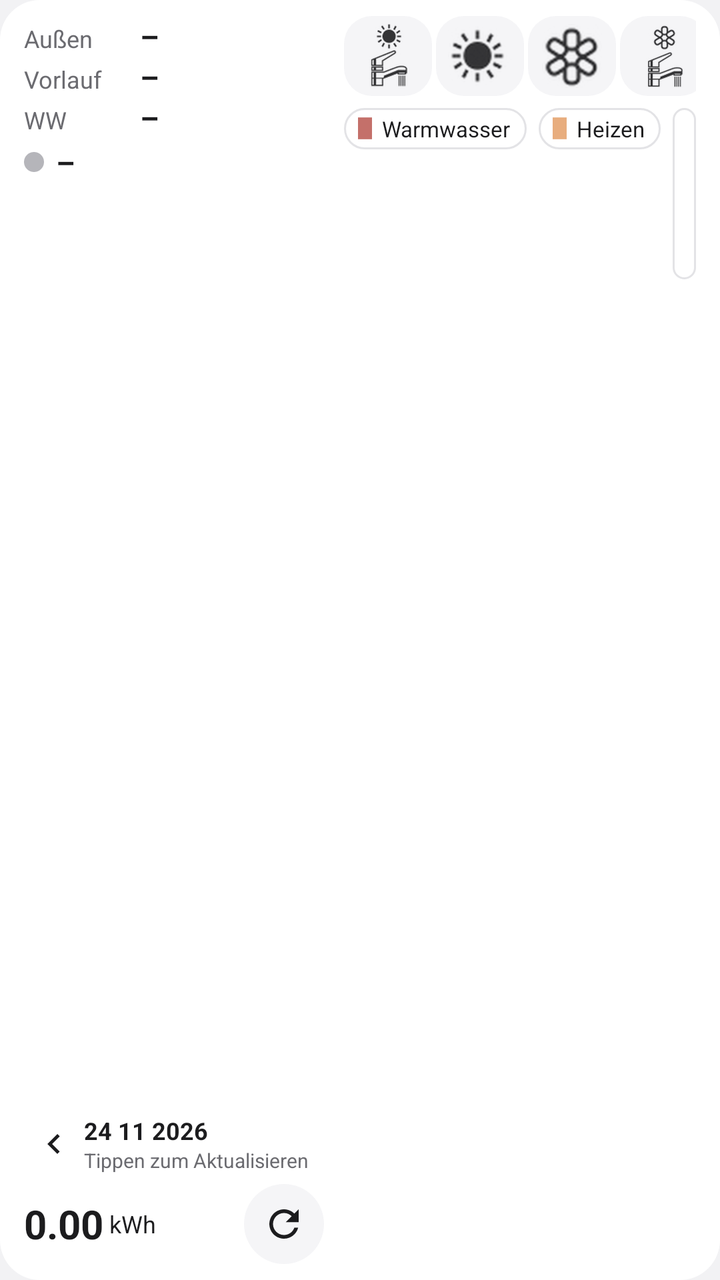
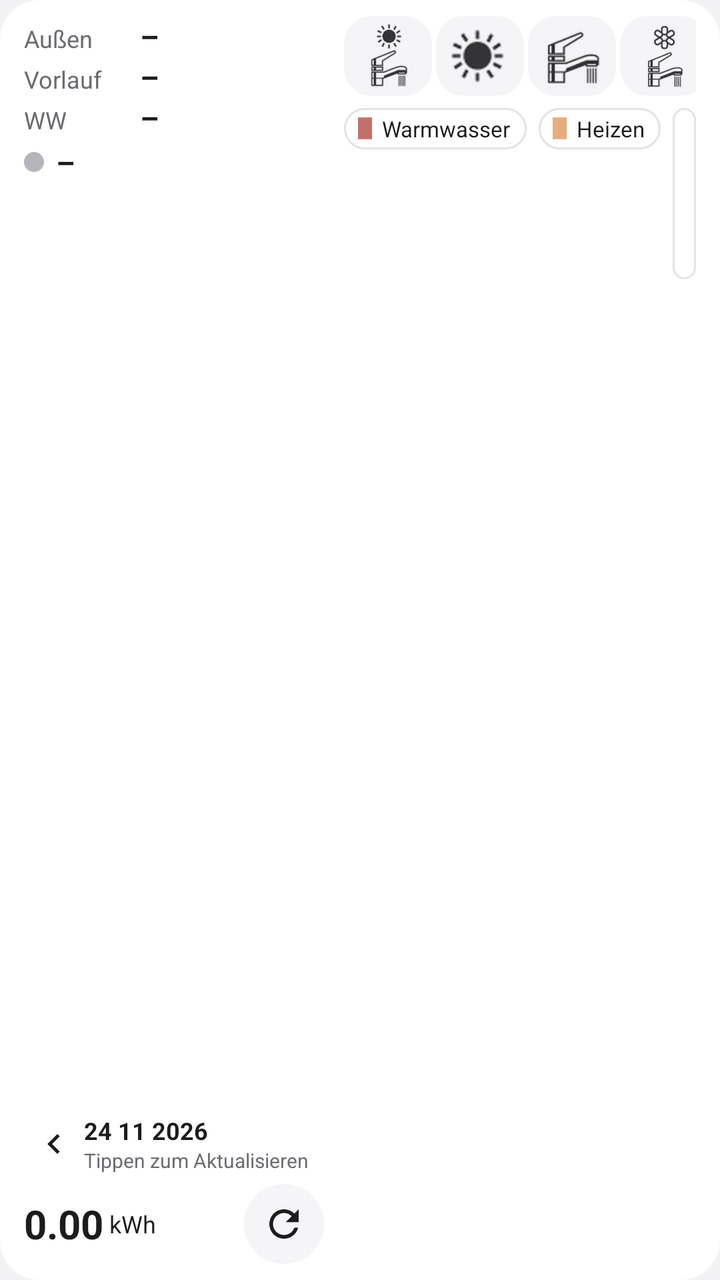

Compare the two renders of this Android layout. The source of the first and the diff that turns it into the second are given below.
<!-- AndroidManifest.xml: application theme AppTheme -->
<!-- res/layout/widget_lwp_wide.xml -->
<?xml version="1.0" encoding="utf-8"?>
<LinearLayout xmlns:android="http://schemas.android.com/apk/res/android"
    android:id="@+id/root"
    android:layout_width="match_parent"
    android:layout_height="match_parent"
    android:background="@drawable/widget_bg"
    android:baselineAligned="false"
    android:orientation="horizontal"
    android:paddingStart="12dp"
    android:paddingTop="8dp"
    android:paddingEnd="12dp"
    android:paddingBottom="8dp">

    <LinearLayout
        android:layout_width="150dp"
        android:layout_height="match_parent"
        android:orientation="vertical">

        <LinearLayout
            android:layout_width="match_parent"
            android:layout_height="0dp"
            android:layout_weight="1"
            android:orientation="vertical">

            <LinearLayout
                android:layout_width="match_parent"
                android:layout_height="wrap_content"
                android:baselineAligned="true"
                android:orientation="horizontal">

                <TextView
                    android:layout_width="58dp"
                    android:layout_height="wrap_content"
                    android:text="Außen"
                    android:textColor="@color/text_secondary"
                    android:textSize="12sp" />

                <TextView
                    android:id="@+id/outdoor"
                    android:layout_width="wrap_content"
                    android:layout_height="wrap_content"
                    android:maxLines="1"
                    android:text="–"
                    android:textColor="@color/text_primary"
                    android:textSize="15sp"
                    android:textStyle="bold" />
            </LinearLayout>

            <LinearLayout
                android:layout_width="match_parent"
                android:layout_height="wrap_content"
                android:baselineAligned="true"
                android:orientation="horizontal">

                <TextView
                    android:id="@+id/flow_label"
                    android:layout_width="58dp"
                    android:layout_height="wrap_content"
                    android:text="Vorlauf"
                    android:textColor="@color/text_secondary"
                    android:textSize="12sp" />

                <TextView
                    android:id="@+id/flow"
                    android:layout_width="wrap_content"
                    android:layout_height="wrap_content"
                    android:maxLines="1"
                    android:text="–"
                    android:textColor="@color/text_primary"
                    android:textSize="15sp"
                    android:textStyle="bold" />
            </LinearLayout>

            <LinearLayout
                android:layout_width="match_parent"
                android:layout_height="wrap_content"
                android:baselineAligned="true"
                android:orientation="horizontal">

                <TextView
                    android:layout_width="58dp"
                    android:layout_height="wrap_content"
                    android:text="WW"
                    android:textColor="@color/text_secondary"
                    android:textSize="12sp" />

                <TextView
                    android:id="@+id/tank_temp"
                    android:layout_width="wrap_content"
                    android:layout_height="wrap_content"
                    android:maxLines="1"
                    android:text="–"
                    android:textColor="@color/text_primary"
                    android:textSize="15sp"
                    android:textStyle="bold" />
            </LinearLayout>

            <LinearLayout
                android:layout_width="match_parent"
                android:layout_height="wrap_content"
                android:layout_marginTop="2dp"
                android:gravity="center_vertical"
                android:orientation="horizontal">

                <ImageView
                    android:id="@+id/activity_dot"
                    android:layout_width="10dp"
                    android:layout_height="10dp"
                    android:layout_marginEnd="6dp"
                    android:src="@drawable/dot_idle" />

                <TextView
                    android:id="@+id/activity"
                    android:layout_width="wrap_content"
                    android:layout_height="wrap_content"
                    android:maxLines="1"
                    android:text="–"
                    android:textColor="@color/text_primary"
                    android:textSize="15sp"
                    android:textStyle="bold" />
            </LinearLayout>
        </LinearLayout>

        <LinearLayout
            android:layout_width="match_parent"
            android:layout_height="wrap_content"
            android:gravity="center_vertical"
            android:orientation="horizontal">

            <ImageView
                android:id="@+id/prev"
                android:layout_width="30dp"
                android:layout_height="40dp"
                android:contentDescription="Vorheriger Tag"
                android:paddingTop="10dp"
                android:paddingBottom="10dp"
                android:src="@drawable/ic_chevron_left" />

            <LinearLayout
                android:layout_width="wrap_content"
                android:layout_height="wrap_content"
                android:orientation="vertical">

                <TextView
                    android:id="@+id/total_date"
                    android:layout_width="wrap_content"
                    android:layout_height="wrap_content"
                    android:text="24 11 2026"
                    android:textColor="@color/text_primary"
                    android:textSize="12sp"
                    android:textStyle="bold" />

                <TextView
                    android:id="@+id/updated"
                    android:layout_width="wrap_content"
                    android:layout_height="wrap_content"
                    android:ellipsize="end"
                    android:maxLines="1"
                    android:text="Tippen zum Aktualisieren"
                    android:textColor="@color/text_secondary"
                    android:textSize="10sp" />
            </LinearLayout>

            <ImageView
                android:id="@+id/next"
                android:layout_width="30dp"
                android:layout_height="40dp"
                android:contentDescription="Nächster Tag"
                android:paddingTop="10dp"
                android:paddingBottom="10dp"
                android:src="@drawable/ic_chevron_right" />
        </LinearLayout>

        <LinearLayout
            android:layout_width="match_parent"
            android:layout_height="wrap_content"
            android:gravity="center_vertical"
            android:orientation="horizontal">

            <TextView
                android:id="@+id/total"
                android:layout_width="wrap_content"
                android:layout_height="wrap_content"
                android:text="0.00"
                android:textColor="@color/text_primary"
                android:textSize="20sp"
                android:textStyle="bold" />

            <TextView
                android:layout_width="wrap_content"
                android:layout_height="wrap_content"
                android:layout_marginStart="3dp"
                android:layout_marginEnd="10dp"
                android:text="kWh"
                android:textColor="@color/text_primary"
                android:textSize="12sp" />

            <TextView
                android:layout_width="0dp"
                android:layout_height="1dp"
                android:layout_weight="1" />

            <ImageView
                android:id="@+id/refresh"
                android:layout_width="40dp"
                android:layout_height="40dp"
                android:background="@drawable/refresh_bg"
                android:contentDescription="Aktualisieren"
                android:padding="9dp"
                android:scaleType="fitCenter"
                android:src="@drawable/ic_refresh" />
        </LinearLayout>
    </LinearLayout>

    <LinearLayout
        android:layout_width="0dp"
        android:layout_height="match_parent"
        android:layout_marginStart="10dp"
        android:layout_weight="1"
        android:orientation="vertical">

        
        <LinearLayout
            android:layout_width="match_parent"
            android:layout_height="wrap_content"
            android:gravity="center_vertical"
            android:orientation="horizontal">

            <ImageView
                android:id="@+id/op_heat_water"
                android:layout_width="44dp"
                android:layout_height="40dp"
                android:layout_marginEnd="2dp"
                android:background="@drawable/pill_off"
                android:contentDescription="Heizen und Warmwasser"
                android:paddingStart="6dp"
                android:paddingTop="4dp"
                android:paddingEnd="6dp"
                android:paddingBottom="4dp"
                android:scaleType="fitCenter"
                android:src="@drawable/mode_heat_water" />
            <ImageView
                android:id="@+id/op_heat"
                android:layout_width="44dp"
                android:layout_height="40dp"
                android:layout_marginEnd="2dp"
                android:background="@drawable/pill_off"
                android:contentDescription="Heizen"
                android:paddingStart="6dp"
                android:paddingTop="4dp"
                android:paddingEnd="6dp"
                android:paddingBottom="4dp"
                android:scaleType="fitCenter"
                android:src="@drawable/mode_heat" />
            <ImageView
                android:id="@+id/op_cool"
                android:layout_width="44dp"
                android:layout_height="40dp"
                android:layout_marginEnd="2dp"
                android:background="@drawable/pill_off"
                android:contentDescription="Kühlen"
                android:paddingStart="6dp"
                android:paddingTop="4dp"
                android:paddingEnd="6dp"
                android:paddingBottom="4dp"
                android:scaleType="fitCenter"
                android:src="@drawable/mode_cool" />
            <ImageView
                android:id="@+id/op_cool_water"
                android:layout_width="44dp"
                android:layout_height="40dp"
                android:layout_marginEnd="2dp"
                android:background="@drawable/pill_off"
                android:contentDescription="Kühlen und Warmwasser"
                android:paddingStart="6dp"
                android:paddingTop="4dp"
                android:paddingEnd="6dp"
                android:paddingBottom="4dp"
                android:scaleType="fitCenter"
                android:src="@drawable/mode_cool_water" />
            <ImageView
                android:id="@+id/op_water"
                android:layout_width="44dp"
                android:layout_height="40dp"
                android:layout_marginEnd="2dp"
                android:background="@drawable/pill_off"
                android:contentDescription="Warmwasser"
                android:paddingStart="6dp"
                android:paddingTop="4dp"
                android:paddingEnd="6dp"
                android:paddingBottom="4dp"
                android:scaleType="fitCenter"
                android:src="@drawable/mode_water" />

            <TextView
                android:layout_width="0dp"
                android:layout_height="1dp"
                android:layout_weight="1" />

            <ImageView
                android:id="@+id/force_toggle"
                android:layout_width="50dp"
                android:layout_height="40dp"
                android:layout_marginStart="6dp"
                android:background="@drawable/pill_off"
                android:contentDescription="Warmwasser erzwingen (Notbetrieb)"
                android:paddingStart="6dp"
                android:paddingTop="4dp"
                android:paddingEnd="6dp"
                android:paddingBottom="4dp"
                android:scaleType="fitCenter"
                android:src="@drawable/mode_force_dhw" />

            <TextView
                android:id="@+id/mode_pending"
                android:layout_width="wrap_content"
                android:layout_height="wrap_content"
                android:layout_marginStart="2dp"
                android:text="…"
                android:textColor="@color/text_secondary"
                android:textSize="13sp"
                android:textStyle="bold"
                android:visibility="gone" />
        </LinearLayout>

        
        <LinearLayout
            android:id="@+id/legend"
            android:layout_width="match_parent"
            android:layout_height="wrap_content"
            android:layout_marginTop="6dp"
            android:orientation="horizontal">

            <LinearLayout
                android:layout_width="wrap_content"
                android:layout_height="wrap_content"
                android:layout_marginEnd="6dp"
                android:background="@drawable/chip_bg"
                android:gravity="center_vertical"
                android:orientation="horizontal"
                android:paddingStart="7dp"
                android:paddingTop="3dp"
                android:paddingEnd="8dp"
                android:paddingBottom="3dp">

                <ImageView
                    android:layout_width="7dp"
                    android:layout_height="11dp"
                    android:layout_marginEnd="5dp"
                    android:src="@drawable/legend_hot_water" />

                <TextView
                    android:layout_width="wrap_content"
                    android:layout_height="wrap_content"
                    android:text="Warmwasser"
                    android:textColor="@color/text_primary"
                    android:textSize="11sp" />
            </LinearLayout>

            <LinearLayout
                android:layout_width="wrap_content"
                android:layout_height="wrap_content"
                android:layout_marginEnd="6dp"
                android:background="@drawable/chip_bg"
                android:gravity="center_vertical"
                android:orientation="horizontal"
                android:paddingStart="7dp"
                android:paddingTop="3dp"
                android:paddingEnd="8dp"
                android:paddingBottom="3dp">

                <ImageView
                    android:layout_width="7dp"
                    android:layout_height="11dp"
                    android:layout_marginEnd="5dp"
                    android:src="@drawable/legend_heat" />

                <TextView
                    android:layout_width="wrap_content"
                    android:layout_height="wrap_content"
                    android:text="Heizen"
                    android:textColor="@color/text_primary"
                    android:textSize="11sp" />
            </LinearLayout>

            <LinearLayout
                android:layout_width="wrap_content"
                android:layout_height="wrap_content"
                android:background="@drawable/chip_bg"
                android:gravity="center_vertical"
                android:orientation="horizontal"
                android:paddingStart="7dp"
                android:paddingTop="3dp"
                android:paddingEnd="8dp"
                android:paddingBottom="3dp">

                <ImageView
                    android:layout_width="7dp"
                    android:layout_height="11dp"
                    android:layout_marginEnd="5dp"
                    android:src="@drawable/legend_cool" />

                <TextView
                    android:layout_width="wrap_content"
                    android:layout_height="wrap_content"
                    android:text="Kühlen"
                    android:textColor="@color/text_primary"
                    android:textSize="11sp" />
            </LinearLayout>
        </LinearLayout>

        <ImageView
            android:id="@+id/chart"
            android:layout_width="match_parent"
            android:layout_height="0dp"
            android:layout_marginTop="4dp"
            android:layout_weight="1"
            android:contentDescription="Stündlicher Verbrauch"
            android:scaleType="fitCenter" />
    </LinearLayout>
</LinearLayout>
<!-- resources referenced by this layout -->
<resources>
  <color name="text_primary">#FF1C1C1E</color>
  <color name="text_secondary">#FF6B6B70</color>
  <!-- drawable chip_bg (drawable) -->
  <?xml version="1.0" encoding="utf-8"?>
  <shape xmlns:android="http://schemas.android.com/apk/res/android" android:shape="rectangle">
      <solid android:color="@color/card" />
      <stroke android:width="1dp" android:color="@color/chip_stroke" />
      <corners android:radius="10dp" />
  </shape>
  <!-- drawable dot_idle (drawable) -->
  <?xml version="1.0" encoding="utf-8"?>
  <shape xmlns:android="http://schemas.android.com/apk/res/android" android:shape="oval">
      <solid android:color="@color/idle" />
      <size android:width="10dp" android:height="10dp" />
  </shape>
  <!-- drawable ic_chevron_left (drawable) -->
  <?xml version="1.0" encoding="utf-8"?>
  <vector xmlns:android="http://schemas.android.com/apk/res/android"
      android:width="20dp" android:height="20dp" android:viewportWidth="24" android:viewportHeight="24">
      <path android:fillColor="@color/text_primary" android:pathData="M15.41,7.41L14,6l-6,6 6,6 1.41,-1.41L10.83,12z" />
  </vector>
  <!-- drawable ic_chevron_right (drawable) -->
  <?xml version="1.0" encoding="utf-8"?>
  <vector xmlns:android="http://schemas.android.com/apk/res/android"
      android:width="20dp" android:height="20dp" android:viewportWidth="24" android:viewportHeight="24">
      <path android:fillColor="@color/text_primary" android:pathData="M10,6L8.59,7.41 13.17,12l-4.58,4.59L10,18l6,-6z" />
  </vector>
  <!-- drawable legend_cool (drawable) -->
  <?xml version="1.0" encoding="utf-8"?>
  <shape xmlns:android="http://schemas.android.com/apk/res/android" android:shape="rectangle">
      <solid android:color="@color/cool" />
      <size android:width="9dp" android:height="14dp" />
  </shape>
  <!-- drawable legend_heat (drawable) -->
  <?xml version="1.0" encoding="utf-8"?>
  <shape xmlns:android="http://schemas.android.com/apk/res/android" android:shape="rectangle">
      <solid android:color="@color/heat" />
      <size android:width="9dp" android:height="14dp" />
  </shape>
  <!-- drawable legend_hot_water (drawable) -->
  <?xml version="1.0" encoding="utf-8"?>
  <shape xmlns:android="http://schemas.android.com/apk/res/android" android:shape="rectangle">
      <solid android:color="@color/hot_water" />
      <size android:width="9dp" android:height="14dp" />
  </shape>
  <!-- drawable pill_off (drawable) -->
  <?xml version="1.0" encoding="utf-8"?>
  <shape xmlns:android="http://schemas.android.com/apk/res/android" android:shape="rectangle">
      <solid android:color="@color/live_bg" />
      <corners android:radius="14dp" />
  </shape>
  <!-- drawable refresh_bg (drawable) -->
  <?xml version="1.0" encoding="utf-8"?>
  <shape xmlns:android="http://schemas.android.com/apk/res/android" android:shape="oval">
      <solid android:color="@color/live_bg" />
  </shape>
  <!-- drawable widget_bg (drawable) -->
  <?xml version="1.0" encoding="utf-8"?>
  <shape xmlns:android="http://schemas.android.com/apk/res/android" android:shape="rectangle">
      <solid android:color="@color/card" />
      <corners android:radius="20dp" />
  </shape>
  <style name="AppTheme" parent="android:Theme.Material.Light.NoActionBar">
          <item name="android:windowBackground">@color/page</item>
          <item name="android:statusBarColor">@color/page</item>
          <item name="android:windowLightStatusBar">true</item>
          <item name="android:colorAccent">@color/hot_water</item>
      </style>
  <color name="card">#FFFFFFFF</color>
  <color name="chip_stroke">#FFE3E3E6</color>
  <color name="idle">#FFB5B5BA</color>
  <color name="cool">#FF8EA8EA</color>
  <color name="heat">#FFE8AD7E</color>
  <color name="hot_water">#FFC4706A</color>
  <color name="live_bg">#FFF5F5F7</color>
  <color name="page">#FFF2F2F4</color>
  <!-- unchanged entries left out for length: 7 -->
</resources>

<!-- the commit's change to res/layout/widget_lwp_wide.xml (unified diff, before → after) -->
@@ -253,6 +253,32 @@
                 android:scaleType="fitCenter"
                 android:src="@drawable/mode_heat" />
             <ImageView
+                android:id="@+id/op_water"
+                android:layout_width="44dp"
+                android:layout_height="40dp"
+                android:layout_marginEnd="2dp"
+                android:background="@drawable/pill_off"
+                android:contentDescription="Warmwasser"
+                android:paddingStart="6dp"
+                android:paddingTop="4dp"
+                android:paddingEnd="6dp"
+                android:paddingBottom="4dp"
+                android:scaleType="fitCenter"
+                android:src="@drawable/mode_water" />
+            <ImageView
+                android:id="@+id/op_cool_water"
+                android:layout_width="44dp"
+                android:layout_height="40dp"
+                android:layout_marginEnd="2dp"
+                android:background="@drawable/pill_off"
+                android:contentDescription="Kühlen und Warmwasser"
+                android:paddingStart="6dp"
+                android:paddingTop="4dp"
+                android:paddingEnd="6dp"
+                android:paddingBottom="4dp"
+                android:scaleType="fitCenter"
+                android:src="@drawable/mode_cool_water" />
+            <ImageView
                 android:id="@+id/op_cool"
                 android:layout_width="44dp"
                 android:layout_height="40dp"
@@ -265,32 +291,6 @@
                 android:paddingBottom="4dp"
                 android:scaleType="fitCenter"
                 android:src="@drawable/mode_cool" />
-            <ImageView
-                android:id="@+id/op_cool_water"
-                android:layout_width="44dp"
-                android:layout_height="40dp"
-                android:layout_marginEnd="2dp"
-                android:background="@drawable/pill_off"
-                android:contentDescription="Kühlen und Warmwasser"
-                android:paddingStart="6dp"
-                android:paddingTop="4dp"
-                android:paddingEnd="6dp"
-                android:paddingBottom="4dp"
-                android:scaleType="fitCenter"
-                android:src="@drawable/mode_cool_water" />
-            <ImageView
-                android:id="@+id/op_water"
-                android:layout_width="44dp"
-                android:layout_height="40dp"
-                android:layout_marginEnd="2dp"
-                android:background="@drawable/pill_off"
-                android:contentDescription="Warmwasser"
-                android:paddingStart="6dp"
-                android:paddingTop="4dp"
-                android:paddingEnd="6dp"
-                android:paddingBottom="4dp"
-                android:scaleType="fitCenter"
-                android:src="@drawable/mode_water" />
 
             <TextView
                 android:layout_width="0dp"
